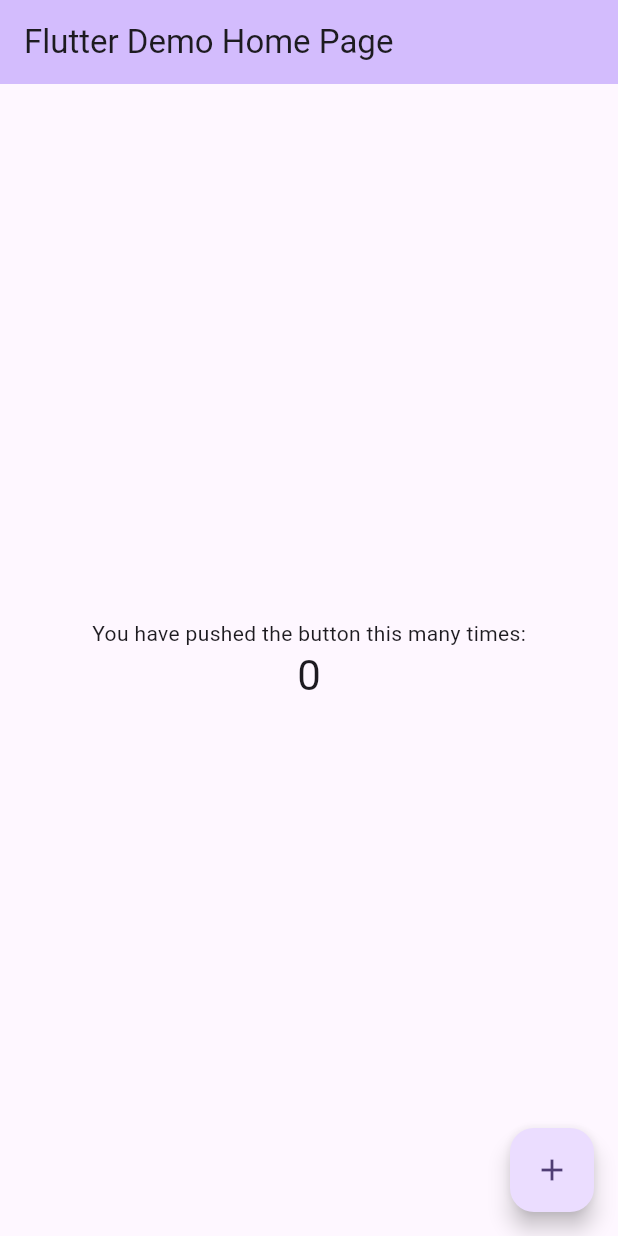
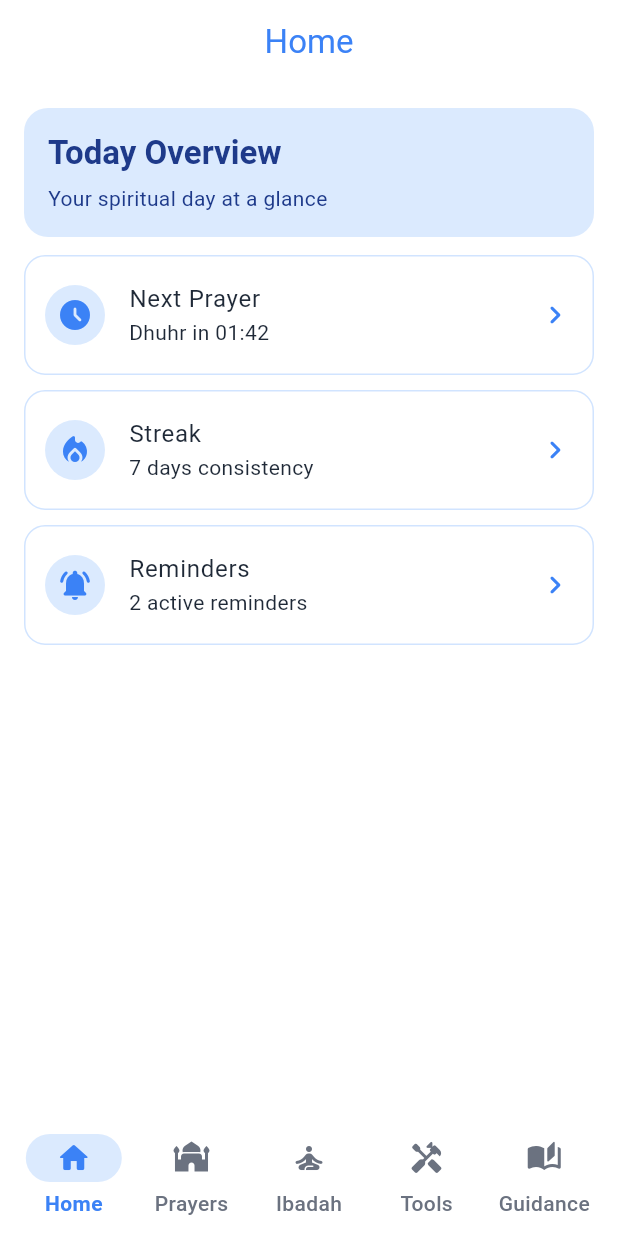
Before and after one commit to codemytelabs/Islamic-app, a Flutter app: the screen it shows after launch, on a phone screen of 412 x 824 dp. Run offline on Flutter 3.47's test engine with Material 3 defaults, Android fonts, the light colour scheme and no system bars.

Commit message:
creating main shell with nav widgets

```diff
--- /dev/null
+++ b/lib/core/app.dart
@@ -0,0 +1,17 @@
+import 'package:flutter/material.dart';
+import 'theme.dart';
+import 'main_shell.dart';
+
+class NafasApp extends StatelessWidget {
+  const NafasApp({super.key});
+
+  @override
+  Widget build(BuildContext context) {
+    return MaterialApp(
+      debugShowCheckedModeBanner: false,
+      title: 'Nafas',
+      theme: AppTheme.lightTheme,
+      home: const MainShell(),
+    );
+  }
+}
--- /dev/null
+++ b/lib/core/main_shell.dart
@@ -0,0 +1,180 @@
+import 'package:flutter/material.dart';
+import '../shared/widgets/charm_section.dart';
+import '../shared/widgets/nafas_bottom_nav_bar.dart';
+
+class MainShell extends StatefulWidget {
+  const MainShell({super.key});
+
+  @override
+  State<MainShell> createState() => _MainShellState();
+}
+
+class _MainShellState extends State<MainShell> {
+  int _selectedIndex = 0;
+
+  static const List<NafasNavItem> _tabs = [
+    NafasNavItem(label: 'Home', icon: Icons.home_rounded),
+    NafasNavItem(label: 'Prayers', icon: Icons.mosque_rounded),
+    NafasNavItem(label: 'Ibadah', icon: Icons.self_improvement_rounded),
+    NafasNavItem(label: 'Tools', icon: Icons.handyman_rounded),
+    NafasNavItem(label: 'Guidance', icon: Icons.auto_stories_rounded),
+  ];
+
+  static const List<Widget> _pages = [
+    _HomeTab(),
+    _PrayersTab(),
+    _IbadahTab(),
+    _ToolsTab(),
+    _GuidanceTab(),
+  ];
+
+  @override
+  Widget build(BuildContext context) {
+    return Scaffold(
+      appBar: AppBar(title: Text(_tabs[_selectedIndex].label)),
+      body: IndexedStack(index: _selectedIndex, children: _pages),
+      bottomNavigationBar: NafasBottomNavBar(
+        selectedIndex: _selectedIndex,
+        items: _tabs,
+        onDestinationSelected: (int index) =>
+            setState(() => _selectedIndex = index),
+      ),
+    );
+  }
+}
+
+class _HomeTab extends StatelessWidget {
+  const _HomeTab();
+
+  @override
+  Widget build(BuildContext context) {
+    return const CharmSection(
+      title: 'Today Overview',
+      subtitle: 'Your spiritual day at a glance',
+      items: [
+        CharmItemData(
+          'Next Prayer',
+          'Dhuhr in 01:42',
+          Icons.access_time_filled_rounded,
+        ),
+        CharmItemData(
+          'Streak',
+          '7 days consistency',
+          Icons.local_fire_department_rounded,
+        ),
+        CharmItemData(
+          'Reminders',
+          '2 active reminders',
+          Icons.notifications_active_rounded,
+        ),
+      ],
+    );
+  }
+}
+
+class _PrayersTab extends StatelessWidget {
+  const _PrayersTab();
+
+  @override
+  Widget build(BuildContext context) {
+    return const CharmSection(
+      title: 'Prayers',
+      subtitle: 'Stay aligned with time and direction',
+      items: [
+        CharmItemData(
+          'Prayer Times',
+          'View daily prayer schedule',
+          Icons.schedule_rounded,
+        ),
+        CharmItemData(
+          'Qibla',
+          'Find the Qibla direction',
+          Icons.explore_rounded,
+        ),
+      ],
+    );
+  }
+}
+
+class _IbadahTab extends StatelessWidget {
+  const _IbadahTab();
+
+  @override
+  Widget build(BuildContext context) {
+    return const CharmSection(
+      title: 'Ibadah',
+      subtitle: 'Daily worship essentials',
+      items: [
+        CharmItemData(
+          'Adhkar',
+          'Morning and evening adhkar',
+          Icons.menu_book_rounded,
+        ),
+        CharmItemData(
+          'Tasbih',
+          'Digital tasbih counter',
+          Icons.radio_button_checked_rounded,
+        ),
+        CharmItemData(
+          'Fasting',
+          'Track fasting days',
+          Icons.nights_stay_rounded,
+        ),
+        CharmItemData(
+          'Sadaqah',
+          'Manage charity intentions',
+          Icons.volunteer_activism_rounded,
+        ),
+      ],
+    );
+  }
+}
+
+class _ToolsTab extends StatelessWidget {
+  const _ToolsTab();
+
+  @override
+  Widget build(BuildContext context) {
+    return const CharmSection(
+      title: 'Tools',
+      subtitle: 'Practical Islamic tools',
+      items: [
+        CharmItemData(
+          'Zakat Calculator',
+          'Estimate zakat quickly',
+          Icons.calculate_rounded,
+        ),
+        CharmItemData(
+          'Hijri Calendar',
+          'Check Hijri dates',
+          Icons.calendar_month_rounded,
+        ),
+      ],
+    );
+  }
+}
+
+class _GuidanceTab extends StatelessWidget {
+  const _GuidanceTab();
+
+  @override
+  Widget build(BuildContext context) {
+    return const CharmSection(
+      title: 'Guidance',
+      subtitle: 'Learn and reflect every day',
+      items: [
+        CharmItemData('Duas', 'Curated daily duas', Icons.favorite_rounded),
+        CharmItemData(
+          'Reflections',
+          'Short spiritual reflections',
+          Icons.lightbulb_rounded,
+        ),
+        CharmItemData(
+          'Learning',
+          'Bite-sized Islamic lessons',
+          Icons.school_rounded,
+        ),
+      ],
+    );
+  }
+}
--- /dev/null
+++ b/lib/core/theme.dart
@@ -0,0 +1,54 @@
+import 'package:flutter/material.dart';
+
+class AppTheme {
+  static ThemeData get lightTheme {
+    const ColorScheme colorScheme = ColorScheme.light(
+      primary: Color(0xFF3B82F6),
+      onPrimary: Colors.white,
+      primaryContainer: Color(0xFFDBEAFE),
+      onPrimaryContainer: Color(0xFF1E3A8A),
+      secondary: Color(0xFF60A5FA),
+      onSecondary: Colors.white,
+      surface: Colors.white,
+      onSurface: Color(0xFF1F2937),
+      outline: Color(0xFFBFDBFE),
+      outlineVariant: Color(0xFFD1E4FF),
+    );
+
+    return ThemeData(
+      useMaterial3: true,
+      colorScheme: colorScheme,
+      scaffoldBackgroundColor: Colors.white,
+      appBarTheme: AppBarTheme(
+        backgroundColor: Colors.white,
+        foregroundColor: colorScheme.primary,
+        elevation: 0,
+        centerTitle: true,
+      ),
+      cardColor: Colors.white,
+      canvasColor: Colors.white,
+      navigationBarTheme: NavigationBarThemeData(
+        backgroundColor: Colors.white,
+        indicatorColor: colorScheme.primaryContainer,
+        surfaceTintColor: Colors.transparent,
+        iconTheme: WidgetStateProperty.resolveWith((states) {
+          final isSelected = states.contains(WidgetState.selected);
+          return IconThemeData(
+            color: isSelected ? colorScheme.primary : const Color(0xFF6B7280),
+          );
+        }),
+        labelTextStyle: WidgetStateProperty.resolveWith((states) {
+          final isSelected = states.contains(WidgetState.selected);
+          return TextStyle(
+            color: isSelected ? colorScheme.primary : const Color(0xFF6B7280),
+            fontWeight: isSelected ? FontWeight.w600 : FontWeight.w500,
+          );
+        }),
+      ),
+      cardTheme: const CardThemeData(
+        color: Colors.white,
+        surfaceTintColor: Colors.transparent,
+      ),
+    );
+  }
+}
--- a/lib/main.dart
+++ b/lib/main.dart
@@ -1,122 +1,6 @@
 import 'package:flutter/material.dart';
+import 'core/app.dart';
 
 void main() {
-  runApp(const MyApp());
+  runApp(const NafasApp());
 }
-
-class MyApp extends StatelessWidget {
-  const MyApp({super.key});
-
-  // This widget is the root of your application.
-  @override
-  Widget build(BuildContext context) {
-    return MaterialApp(
-      title: 'Flutter Demo',
-      theme: ThemeData(
-        // This is the theme of your application.
-        //
-        // TRY THIS: Try running your application with "flutter run". You'll see
-        // the application has a purple toolbar. Then, without quitting the app,
-        // try changing the seedColor in the colorScheme below to Colors.green
-        // and then invoke "hot reload" (save your changes or press the "hot
-        // reload" button in a Flutter-supported IDE, or press "r" if you used
-        // the command line to start the app).
-        //
-        // Notice that the counter didn't reset back to zero; the application
-        // state is not lost during the reload. To reset the state, use hot
-        // restart instead.
-        //
-        // This works for code too, not just values: Most code changes can be
-        // tested with just a hot reload.
-        colorScheme: .fromSeed(seedColor: Colors.deepPurple),
-      ),
-      home: const MyHomePage(title: 'Flutter Demo Home Page'),
-    );
-  }
-}
-
-class MyHomePage extends StatefulWidget {
-  const MyHomePage({super.key, required this.title});
-
-  // This widget is the home page of your application. It is stateful, meaning
-  // that it has a State object (defined below) that contains fields that affect
-  // how it looks.
-
-  // This class is the configuration for the state. It holds the values (in this
-  // case the title) provided by the parent (in this case the App widget) and
-  // used by the build method of the State. Fields in a Widget subclass are
-  // always marked "final".
-
-  final String title;
-
-  @override
-  State<MyHomePage> createState() => _MyHomePageState();
-}
-
-class _MyHomePageState extends State<MyHomePage> {
-  int _counter = 0;
-
-  void _incrementCounter() {
-    setState(() {
-      // This call to setState tells the Flutter framework that something has
-      // changed in this State, which causes it to rerun the build method below
-      // so that the display can reflect the updated values. If we changed
-      // _counter without calling setState(), then the build method would not be
-      // called again, and so nothing would appear to happen.
-      _counter++;
-    });
-  }
-
-  @override
-  Widget build(BuildContext context) {
-    // This method is rerun every time setState is called, for instance as done
-    // by the _incrementCounter method above.
-    //
-    // The Flutter framework has been optimized to make rerunning build methods
-    // fast, so that you can just rebuild anything that needs updating rather
-    // than having to individually change instances of widgets.
-    return Scaffold(
-      appBar: AppBar(
-        // TRY THIS: Try changing the color here to a specific color (to
-        // Colors.amber, perhaps?) and trigger a hot reload to see the AppBar
-        // change color while the other colors stay the same.
-        backgroundColor: Theme.of(context).colorScheme.inversePrimary,
-        // Here we take the value from the MyHomePage object that was created by
-        // the App.build method, and use it to set our appbar title.
-        title: Text(widget.title),
-      ),
-      body: Center(
-        // Center is a layout widget. It takes a single child and positions it
-        // in the middle of the parent.
-        child: Column(
-          // Column is also a layout widget. It takes a list of children and
-          // arranges them vertically. By default, it sizes itself to fit its
-          // children horizontally, and tries to be as tall as its parent.
-          //
-          // Column has various properties to control how it sizes itself and
-          // how it positions its children. Here we use mainAxisAlignment to
-          // center the children vertically; the main axis here is the vertical
-          // axis because Columns are vertical (the cross axis would be
-          // horizontal).
-          //
-          // TRY THIS: Invoke "debug painting" (choose the "Toggle Debug Paint"
-          // action in the IDE, or press "p" in the console), to see the
-          // wireframe for each widget.
-          mainAxisAlignment: .center,
-          children: [
-            const Text('You have pushed the button this many times:'),
-            Text(
-              '$_counter',
-              style: Theme.of(context).textTheme.headlineMedium,
-            ),
-          ],
-        ),
-      ),
-      floatingActionButton: FloatingActionButton(
-        onPressed: _incrementCounter,
-        tooltip: 'Increment',
-        child: const Icon(Icons.add),
-      ),
-    );
-  }
-}
--- /dev/null
+++ b/lib/shared/widgets/charm_section.dart
@@ -0,0 +1,92 @@
+import 'package:flutter/material.dart';
+
+class CharmItemData {
+  final String title;
+  final String subtitle;
+  final IconData icon;
+
+  const CharmItemData(this.title, this.subtitle, this.icon);
+}
+
+class CharmSection extends StatelessWidget {
+  final String title;
+  final String subtitle;
+  final List<CharmItemData> items;
+
+  const CharmSection({
+    super.key,
+    required this.title,
+    required this.subtitle,
+    required this.items,
+  });
+
+  @override
+  Widget build(BuildContext context) {
+    final ColorScheme colors = Theme.of(context).colorScheme;
+
+    return ListView(
+      padding: const EdgeInsets.all(16),
+      children: [
+        Container(
+          padding: const EdgeInsets.all(16),
+          decoration: BoxDecoration(
+            color: colors.primaryContainer,
+            borderRadius: BorderRadius.circular(16),
+          ),
+          child: Column(
+            crossAxisAlignment: CrossAxisAlignment.start,
+            children: [
+              Text(
+                title,
+                style: Theme.of(context).textTheme.titleLarge?.copyWith(
+                  color: colors.onPrimaryContainer,
+                  fontWeight: FontWeight.w700,
+                ),
+              ),
+              const SizedBox(height: 6),
+              Text(
+                subtitle,
+                style: Theme.of(context).textTheme.bodyMedium?.copyWith(
+                  color: colors.onPrimaryContainer,
+                ),
+              ),
+            ],
+          ),
+        ),
+        const SizedBox(height: 12),
+        ...items.map((item) => _CharmCard(item: item)),
+      ],
+    );
+  }
+}
+
+class _CharmCard extends StatelessWidget {
+  final CharmItemData item;
+
+  const _CharmCard({required this.item});
+
+  @override
+  Widget build(BuildContext context) {
+    final ColorScheme colors = Theme.of(context).colorScheme;
+
+    return Card(
+      margin: const EdgeInsets.only(bottom: 10),
+      elevation: 0,
+      shape: RoundedRectangleBorder(
+        borderRadius: BorderRadius.circular(14),
+        side: BorderSide(color: colors.outlineVariant),
+      ),
+      child: ListTile(
+        contentPadding: const EdgeInsets.symmetric(horizontal: 14, vertical: 4),
+        leading: CircleAvatar(
+          backgroundColor: colors.primaryContainer,
+          foregroundColor: colors.primary,
+          child: Icon(item.icon),
+        ),
+        title: Text(item.title),
+        subtitle: Text(item.subtitle),
+        trailing: Icon(Icons.chevron_right_rounded, color: colors.primary),
+      ),
+    );
+  }
+}
--- /dev/null
+++ b/lib/shared/widgets/nafas_bottom_nav_bar.dart
@@ -0,0 +1,43 @@
+import 'package:flutter/material.dart';
+
+class NafasNavItem {
+  final String label;
+  final IconData icon;
+
+  const NafasNavItem({required this.label, required this.icon});
+}
+
+class NafasBottomNavBar extends StatelessWidget {
+  final int selectedIndex;
+  final List<NafasNavItem> items;
+  final ValueChanged<int> onDestinationSelected;
+
+  const NafasBottomNavBar({
+    super.key,
+    required this.selectedIndex,
+    required this.items,
+    required this.onDestinationSelected,
+  });
+
+  @override
+  Widget build(BuildContext context) {
+    final ColorScheme colors = Theme.of(context).colorScheme;
+
+    return Padding(
+      padding: const EdgeInsets.symmetric(horizontal: 10),
+      child: NavigationBar(
+        selectedIndex: selectedIndex,
+        onDestinationSelected: onDestinationSelected,
+        indicatorColor: colors.primaryContainer,
+        destinations: items
+            .map(
+              (item) => NavigationDestination(
+                icon: Icon(item.icon),
+                label: item.label,
+              ),
+            )
+            .toList(growable: false),
+      ),
+    );
+  }
+}
```
Also changed, not shown: lib/features/prayer/prayer_times.dart (added, +20 -0 lines), lib/core/routes.dart (added), 1 other file.
